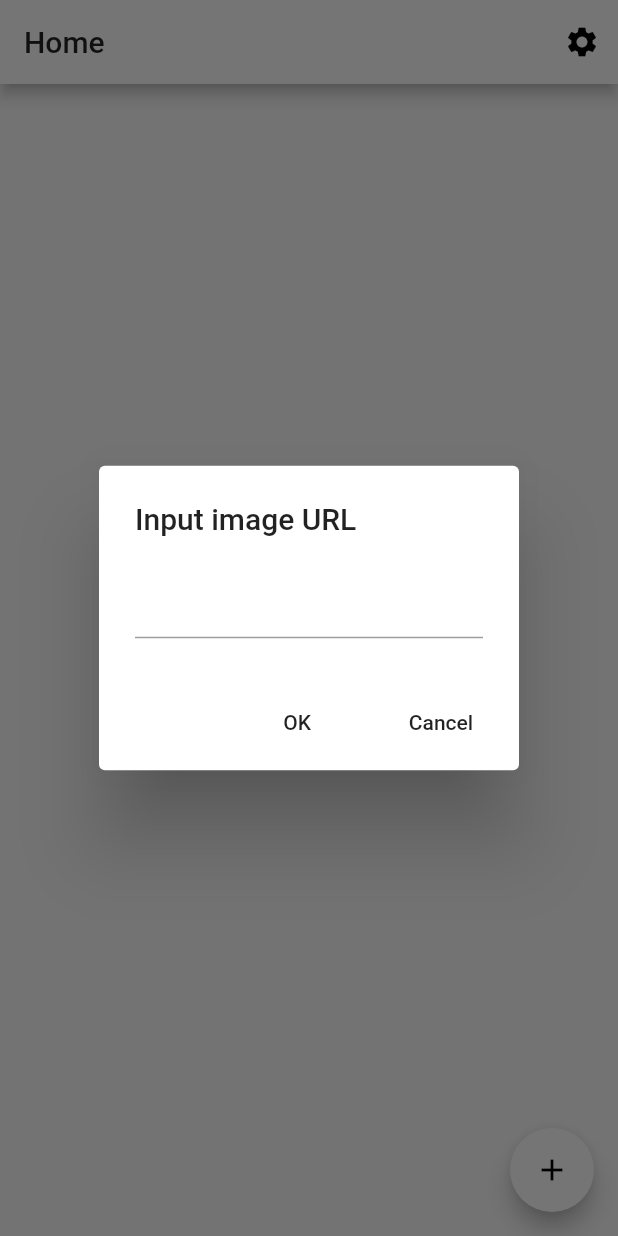
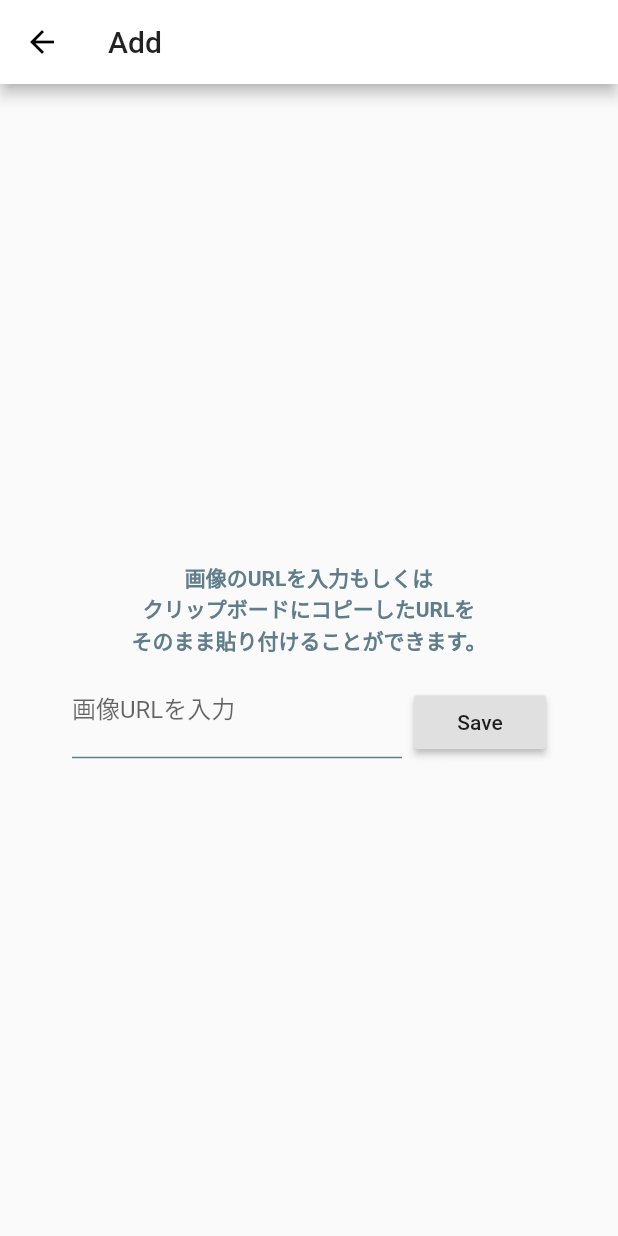
Before and after one commit to hayabusabusa/image_clipper, a Flutter app: the screen it shows after launch, after a tap on the "add" icon, on a phone screen of 412 x 824 dp. Run offline on Flutter 3.47's test engine with Material 2 defaults, Android fonts, the phone set to English and light mode, and no system bars; our stand-ins replace shared_preferences, transparent_image, webview_flutter.

Commit message:
Add add clip screen

```diff
--- a/lib/main.dart
+++ b/lib/main.dart
@@ -27,6 +27,7 @@ class App extends StatelessWidget {
       home: HomeScreen(repository: sharedPreferenceRepository,),
       routes: {
         RouteKeys.settings: (context) => SettingsScreen(repository: sharedPreferenceRepository,),
+        RouteKeys.addClip: (context) => AddClipScreen(repository: sharedPreferenceRepository,),
       },
     );
   }
--- a/lib/models/App/route_keys.dart
+++ b/lib/models/App/route_keys.dart
@@ -1,4 +1,5 @@
 class RouteKeys {
-  static const String home = '/home';
+  static const String home = './';
   static const String settings = '/settings';
+  static const String addClip = '/addClip';
 }
--- /dev/null
+++ b/lib/screens/add_clip/add_clip_screen.dart
@@ -0,0 +1,62 @@
+import 'package:flutter/material.dart';
+import 'package:image_clipper/repository/repositories.dart';
+import 'package:image_clipper/widgets/add_clip/add_clip_widgets.dart';
+
+// MARK: - Stateful widget
+
+class AddClipScreen extends StatefulWidget {
+  final SharedPreferencesRepository repository;
+
+  AddClipScreen({
+    Key key,
+    @required this.repository
+  }): assert(repository != null),
+      super(key: key);
+
+  @override
+  State<StatefulWidget> createState() => _AddClipScreenState();
+}
+
+// MARK: - State
+
+class _AddClipScreenState extends State<AddClipScreen> {
+
+  // MARK: Private method
+
+  void _endEditnigForm(String text) async {
+    // validation
+    if (text.contains('http')) {
+      await widget.repository.saveImageURL(text);
+      Navigator.of(context).pop();
+    } else {
+      showDialog(
+        context: context,
+        builder: (context) => AlertDialog(
+          content: Text('URLの形式が正しくありません。'),
+          actions: <Widget>[
+            FlatButton(
+              child: Text('OK'),
+              onPressed: () {
+                Navigator.of(context).pop();
+              },
+            )
+          ],
+        ),
+      );
+    }
+  }
+
+  // MARK: Build widget
+
+  @override
+  Widget build(BuildContext context) {
+    return Scaffold(
+      appBar: AppBar(
+        title: Text('Add'),
+      ),
+      body: Center(
+        child: AddClipForm(endEditing: _endEditnigForm,)
+      ),
+    );
+  }
+}
--- a/lib/screens/home/home_screen.dart
+++ b/lib/screens/home/home_screen.dart
@@ -62,12 +62,7 @@ class _HomeScreenState extends State<HomeScreen> {
         child: Icon(Icons.add, color: Colors.black,),
         backgroundColor: Colors.white,
         onPressed: () {
-          showDialog(context: context, builder: (context) => HomeDialog(onPressedOK: (text) {
-            if (text.contains('http')) {
-              widget.repository.saveImageURL(text);
-              _getImageURLs();
-            }
-          }));
+          Navigator.of(context).pushNamed(RouteKeys.addClip);
         },
       ),
     );
--- a/lib/screens/screens.dart
+++ b/lib/screens/screens.dart
@@ -1,3 +1,4 @@
 export './home/home_screen.dart';
 export './settings/settings_screen.dart';
 export './web_view/web_view_screen.dart';
+export './add_clip/add_clip_screen.dart';
--- /dev/null
+++ b/lib/widgets/add_clip/add_clip_form.dart
@@ -0,0 +1,66 @@
+import 'package:flutter/material.dart';
+
+class AddClipForm extends StatelessWidget {
+  final TextEditingController _editingController = TextEditingController();
+  final Function(String) endEditing;
+
+  AddClipForm({
+    Key key,
+    @required this.endEditing,
+  }): assert(endEditing != null),
+  super(key: key);
+
+  @override
+  Widget build(BuildContext context) {
+    return Container(
+      padding: EdgeInsets.symmetric(horizontal: 24),
+      child: Column(
+        mainAxisAlignment: MainAxisAlignment.center,
+        children: <Widget>[
+          // - Text
+          Text(
+            '画像のURLを入力もしくは\nクリップボードにコピーしたURLを\nそのまま貼り付けることができます。',
+            textAlign: TextAlign.center,
+            style: TextStyle(
+              color: Colors.blueGrey,
+              fontSize: 14,
+              fontWeight: FontWeight.bold
+            ),
+          ),
+          // - Spacer
+          SizedBox(height: 4,),
+          // - Input form
+          Container(
+            padding: EdgeInsets.symmetric(horizontal: 24),
+            child: Row(
+              crossAxisAlignment: CrossAxisAlignment.end,
+              children: <Widget>[
+                // - TextField
+                Flexible(
+                  child: TextField(
+                  controller: _editingController,
+                    decoration: InputDecoration(
+                      labelText: '画像URLを入力',
+                      hintText: '画像URL',
+                      enabledBorder: UnderlineInputBorder(borderSide: BorderSide(color: Colors.blueGrey)),
+                      focusedBorder: UnderlineInputBorder(borderSide: BorderSide(color: Colors.blueGrey)),
+                    ),
+                  ),
+                ),
+                // - Spacer
+                SizedBox(width: 8,),
+                // - Button
+                RaisedButton(
+                  child: Text('Save'),
+                  onPressed: () {
+                    endEditing(_editingController.text);
+                  },
+                )
+              ],
+            ),
+          ),
+        ],
+      ),
+    );
+  }
+}
--- /dev/null
+++ b/lib/widgets/add_clip/add_clip_widgets.dart
@@ -0,0 +1 @@
+export './add_clip_form.dart';
```
